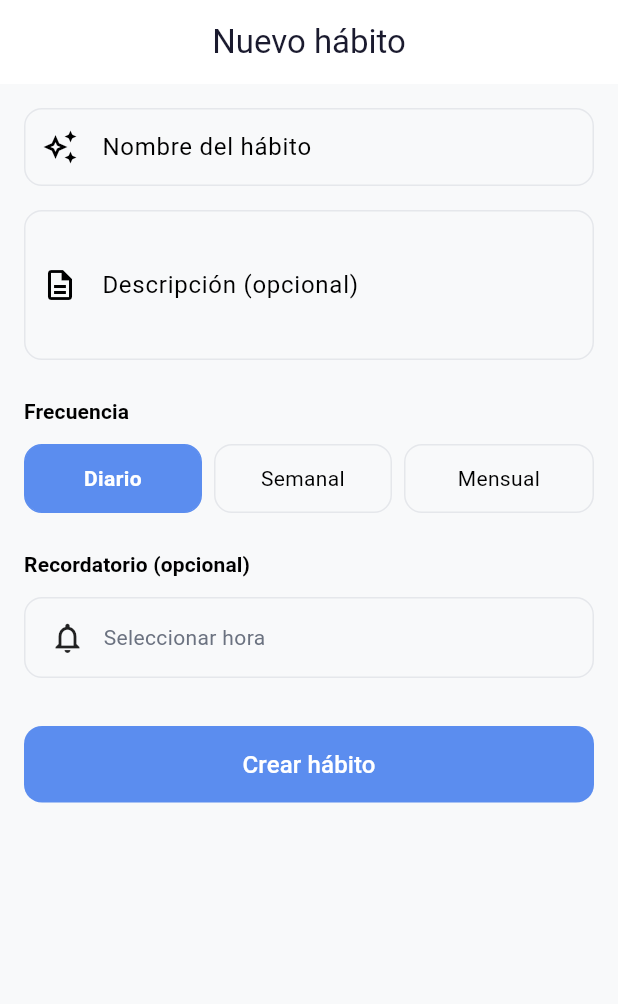
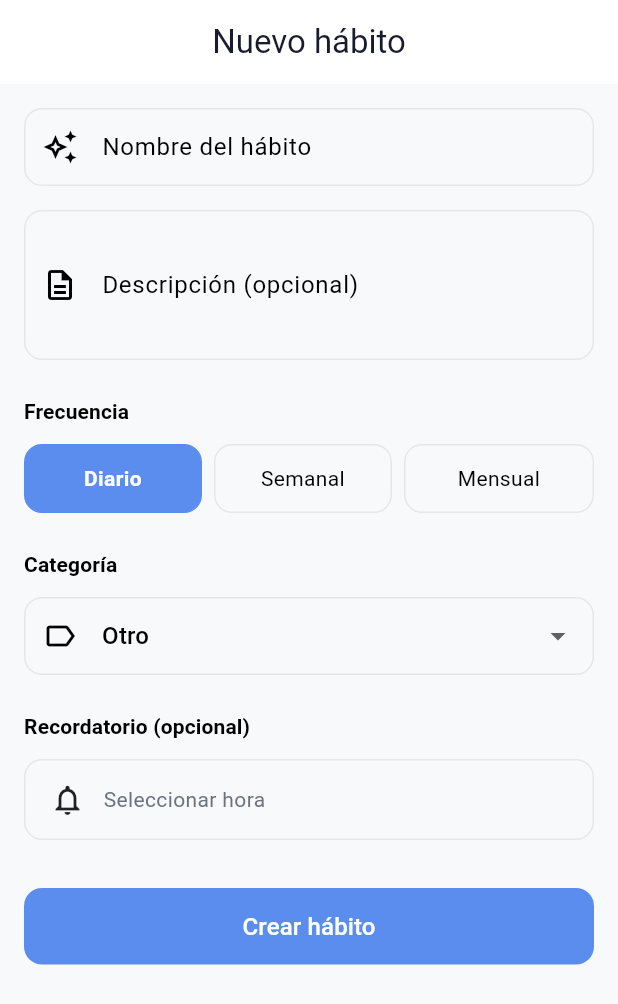
Before and after one commit to Brayanpower/HabitosAPP, a Flutter app: the HabitFormScreen screen opened by its route, on a phone screen of 412 x 824 dp. Shown: the top 1004 px of the screen. Run offline on Flutter 3.47's test engine with Material 3 defaults, Android fonts, the phone set to English and light mode, and no system bars; our stand-ins replace fl_chart, flutter_local_notifications, go_router, shared_preferences, sqflite, timezone; accounts and stored records are empty.

Commit message:
feat(categories): agregar categorías/etiquetas para hábitos

```diff
--- a/lib/config/constants/app_constants.dart
+++ b/lib/config/constants/app_constants.dart
@@ -3,7 +3,7 @@ class AppConstants {
 
   static const String appName = 'Habitos App';
   static const String dbName = 'habitos.db';
-  static const int dbVersion = 1;
+  static const int dbVersion = 2;
 
   static const String tokenKey = 'auth_token';
   static const String userKey = 'auth_user';
--- a/lib/domain/entities/habit_entity.dart
+++ b/lib/domain/entities/habit_entity.dart
@@ -2,6 +2,38 @@ enum HabitFrequency {
   daily,
   weekly,
   monthly,
+}
+
+enum HabitCategory {
+  salud,
+  trabajo,
+  estudio,
+  finanzas,
+  hogar,
+  social,
+  ocio,
+  otro;
+
+  String get label {
+    switch (this) {
+      case HabitCategory.salud:
+        return 'Salud';
+      case HabitCategory.trabajo:
+        return 'Trabajo';
+      case HabitCategory.estudio:
+        return 'Estudio';
+      case HabitCategory.finanzas:
+        return 'Finanzas';
+      case HabitCategory.hogar:
+        return 'Hogar';
+      case HabitCategory.social:
+        return 'Social';
+      case HabitCategory.ocio:
+        return 'Ocio';
+      case HabitCategory.otro:
+        return 'Otro';
+    }
+  }
 }
 
 class HabitEntity {
@@ -10,6 +42,7 @@ class HabitEntity {
   final String name;
   final String? description;
   final HabitFrequency frequency;
+  final HabitCategory category;
   final DateTime createdAt;
   final DateTime? reminderTime;
   final bool isActive;
@@ -22,6 +55,7 @@ class HabitEntity {
     required this.name,
     this.description,
     this.frequency = HabitFrequency.daily,
+    this.category = HabitCategory.otro,
     required this.createdAt,
     this.reminderTime,
     this.isActive = true,
@@ -35,6 +69,7 @@ class HabitEntity {
     String? name,
     String? description,
     HabitFrequency? frequency,
+    HabitCategory? category,
     DateTime? createdAt,
     DateTime? reminderTime,
     bool? isActive,
@@ -47,6 +82,7 @@ class HabitEntity {
       name: name ?? this.name,
       description: description ?? this.description,
       frequency: frequency ?? this.frequency,
+      category: category ?? this.category,
       createdAt: createdAt ?? this.createdAt,
       reminderTime: reminderTime ?? this.reminderTime,
       isActive: isActive ?? this.isActive,
--- a/lib/infrastructure/database/database_helper.dart
+++ b/lib/infrastructure/database/database_helper.dart
@@ -17,6 +17,7 @@ class DatabaseHelper {
       path,
       version: AppConstants.dbVersion,
       onCreate: _onCreate,
+      onUpgrade: _onUpgrade,
     );
   }
 
@@ -38,6 +39,7 @@ class DatabaseHelper {
         name TEXT NOT NULL,
         description TEXT,
         frequency TEXT NOT NULL DEFAULT 'daily',
+        category TEXT NOT NULL DEFAULT 'otro',
         created_at TEXT NOT NULL,
         reminder_time TEXT,
         is_active INTEGER NOT NULL DEFAULT 1,
@@ -60,6 +62,14 @@ class DatabaseHelper {
     ''');
   }
 
+  static Future<void> _onUpgrade(Database db, int oldVersion, int newVersion) async {
+    if (oldVersion < 2) {
+      await db.execute(
+        "ALTER TABLE habits ADD COLUMN category TEXT NOT NULL DEFAULT 'otro'",
+      );
+    }
+  }
+
   static Future<void> close() async {
     final db = _database;
     if (db != null) {
--- a/lib/infrastructure/models/habit_model.dart
+++ b/lib/infrastructure/models/habit_model.dart
@@ -6,6 +6,7 @@ class HabitModel {
   final String name;
   final String? description;
   final String frequency;
+  final String category;
   final DateTime createdAt;
   final DateTime? reminderTime;
   final bool isActive;
@@ -18,6 +19,7 @@ class HabitModel {
     required this.name,
     this.description,
     this.frequency = 'daily',
+    this.category = 'otro',
     required this.createdAt,
     this.reminderTime,
     this.isActive = true,
@@ -32,6 +34,7 @@ class HabitModel {
       name: entity.name,
       description: entity.description,
       frequency: entity.frequency.name,
+      category: entity.category.name,
       createdAt: entity.createdAt,
       reminderTime: entity.reminderTime,
       isActive: entity.isActive,
@@ -47,6 +50,7 @@ class HabitModel {
       name: map['name'] as String,
       description: map['description'] as String?,
       frequency: map['frequency'] as String? ?? 'daily',
+      category: map['category'] as String? ?? 'otro',
       createdAt: DateTime.parse(map['created_at'] as String),
       reminderTime: map['reminder_time'] != null
           ? DateTime.parse(map['reminder_time'] as String)
@@ -64,6 +68,7 @@ class HabitModel {
       'name': name,
       'description': description,
       'frequency': frequency,
+      'category': category,
       'created_at': createdAt.toIso8601String(),
       'reminder_time': reminderTime?.toIso8601String(),
       'is_active': isActive ? 1 : 0,
@@ -82,6 +87,10 @@ class HabitModel {
         (f) => f.name == frequency,
         orElse: () => HabitFrequency.daily,
       ),
+      category: HabitCategory.values.firstWhere(
+        (c) => c.name == category,
+        orElse: () => HabitCategory.otro,
+      ),
       createdAt: createdAt,
       reminderTime: reminderTime,
       isActive: isActive,
--- a/lib/presentation/screens/habits/habit_form_screen.dart
+++ b/lib/presentation/screens/habits/habit_form_screen.dart
@@ -21,6 +21,7 @@ class _HabitFormScreenState extends State<HabitFormScreen> {
   final _nameController = TextEditingController();
   final _descriptionController = TextEditingController();
   HabitFrequency _frequency = HabitFrequency.daily;
+  HabitCategory _category = HabitCategory.otro;
   TimeOfDay? _reminderTime;
   bool _isEditing = false;
   bool _isLoading = true;
@@ -44,6 +45,7 @@ class _HabitFormScreenState extends State<HabitFormScreen> {
           _nameController.text = habit.name;
           _descriptionController.text = habit.description ?? '';
           _frequency = habit.frequency;
+          _category = habit.category;
           if (habit.reminderTime != null) {
             _reminderTime = TimeOfDay.fromDateTime(habit.reminderTime!);
           }
@@ -108,6 +110,7 @@ class _HabitFormScreenState extends State<HabitFormScreen> {
             ? null
             : _descriptionController.text.trim(),
         frequency: _frequency,
+        category: _category,
         reminderTime: reminderDateTime,
       );
       await habitProvider.updateHabit(updated);
@@ -132,6 +135,7 @@ class _HabitFormScreenState extends State<HabitFormScreen> {
             ? null
             : _descriptionController.text.trim(),
         frequency: _frequency,
+        category: _category,
         createdAt: DateTime.now(),
         reminderTime: reminderDateTime,
       );
@@ -221,6 +225,18 @@ class _HabitFormScreenState extends State<HabitFormScreen> {
                     _FrequencySelector(
                       selected: _frequency,
                       onChanged: (f) => setState(() => _frequency = f),
+                    ),
+                    const SizedBox(height: 24),
+                    Text(
+                      'Categoría',
+                      style: Theme.of(context).textTheme.titleSmall?.copyWith(
+                            fontWeight: FontWeight.w600,
+                          ),
+                    ),
+                    const SizedBox(height: 12),
+                    _CategorySelector(
+                      selected: _category,
+                      onChanged: (c) => setState(() => _category = c),
                     ),
                     const SizedBox(height: 24),
                     Text(
@@ -360,3 +376,32 @@ class _FrequencySelector extends StatelessWidget {
     );
   }
 }
+
+class _CategorySelector extends StatelessWidget {
+  final HabitCategory selected;
+  final ValueChanged<HabitCategory> onChanged;
+
+  const _CategorySelector({
+    required this.selected,
+    required this.onChanged,
+  });
+
+  @override
+  Widget build(BuildContext context) {
+    return DropdownButtonFormField<HabitCategory>(
+      initialValue: selected,
+      decoration: const InputDecoration(
+        prefixIcon: Icon(Icons.label_outline),
+      ),
+      items: HabitCategory.values.map((c) {
+        return DropdownMenuItem(
+          value: c,
+          child: Text(c.label),
+        );
+      }).toList(),
+      onChanged: (c) {
+        if (c != null) onChanged(c);
+      },
+    );
+  }
+}
```
Also changed, not shown: lib/presentation/widgets/habit_tile.dart (+30 -0 lines).
